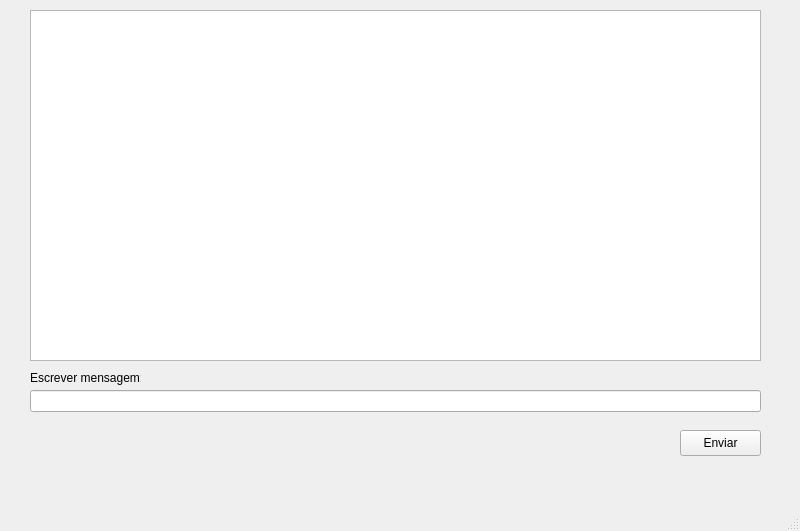
Old version of the form aula2303/ui/untitled.ui in the repository bycato/GUI-com-Python.
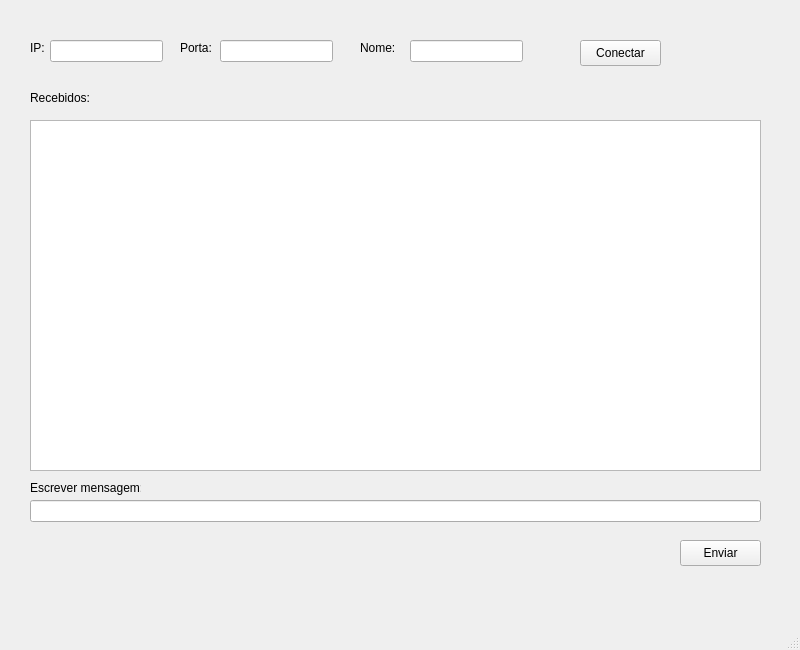
New version of the form.

Commit message: Atividade para dar andamento do GUI Python

```diff
--- a/aula2303/ui/untitled.ui
+++ b/aula2303/ui/untitled.ui
@@ -7,7 +7,7 @@
     <x>0</x>
     <y>0</y>
     <width>800</width>
-    <height>531</height>
+    <height>650</height>
    </rect>
   </property>
   <property name="windowTitle">
@@ -18,7 +18,7 @@
     <property name="geometry">
      <rect>
       <x>30</x>
-      <y>10</y>
+      <y>120</y>
       <width>731</width>
       <height>351</height>
      </rect>
@@ -28,7 +28,7 @@
     <property name="geometry">
      <rect>
       <x>30</x>
-      <y>390</y>
+      <y>500</y>
       <width>731</width>
       <height>22</height>
      </rect>
@@ -38,7 +38,7 @@
     <property name="geometry">
      <rect>
       <x>30</x>
-      <y>370</y>
+      <y>480</y>
       <width>111</width>
       <height>16</height>
      </rect>
@@ -51,7 +51,7 @@
     <property name="geometry">
      <rect>
       <x>680</x>
-      <y>430</y>
+      <y>540</y>
       <width>81</width>
       <height>26</height>
      </rect>
@@ -60,6 +60,101 @@
      <string>Enviar</string>
     </property>
    </widget>
+   <widget class="QLabel" name="label_2">
+    <property name="geometry">
+     <rect>
+      <x>30</x>
+      <y>40</y>
+      <width>49</width>
+      <height>16</height>
+     </rect>
+    </property>
+    <property name="text">
+     <string>IP:</string>
+    </property>
+   </widget>
+   <widget class="QLabel" name="label_3">
+    <property name="geometry">
+     <rect>
+      <x>180</x>
+      <y>40</y>
+      <width>49</width>
+      <height>16</height>
+     </rect>
+    </property>
+    <property name="text">
+     <string>Porta:</string>
+    </property>
+   </widget>
+   <widget class="QLabel" name="label_4">
+    <property name="geometry">
+     <rect>
+      <x>360</x>
+      <y>40</y>
+      <width>49</width>
+      <height>16</height>
+     </rect>
+    </property>
+    <property name="text">
+     <string>Nome:</string>
+    </property>
+   </widget>
+   <widget class="QLineEdit" name="lineEditNome">
+    <property name="geometry">
+     <rect>
+      <x>410</x>
+      <y>40</y>
+      <width>113</width>
+      <height>22</height>
+     </rect>
+    </property>
+   </widget>
+   <widget class="QLineEdit" name="lineEditIP">
+    <property name="geometry">
+     <rect>
+      <x>50</x>
+      <y>40</y>
+      <width>113</width>
+      <height>22</height>
+     </rect>
+    </property>
+   </widget>
+   <widget class="QLineEdit" name="lineEditPorta">
+    <property name="geometry">
+     <rect>
+      <x>220</x>
+      <y>40</y>
+      <width>113</width>
+      <height>22</height>
+     </rect>
+    </property>
+   </widget>
+   <widget class="QLabel" name="label_5">
+    <property name="geometry">
+     <rect>
+      <x>30</x>
+      <y>90</y>
+      <width>71</width>
+      <height>16</height>
+     </rect>
+    </property>
+    <property name="text">
+     <string>Recebidos:</string>
+    </property>
+   </widget>
+   <widget class="QPushButton" name="pushConectar">
+    <property name="geometry">
+     <rect>
+      <x>580</x>
+      <y>40</y>
+      <width>81</width>
+      <height>26</height>
+     </rect>
+    </property>
+    <property name="text">
+     <string>Conectar</string>
+    </property>
+   </widget>
   </widget>
   <widget class="QMenuBar" name="menubar">
    <property name="geometry">
```
The commit also changes 1 other file.
